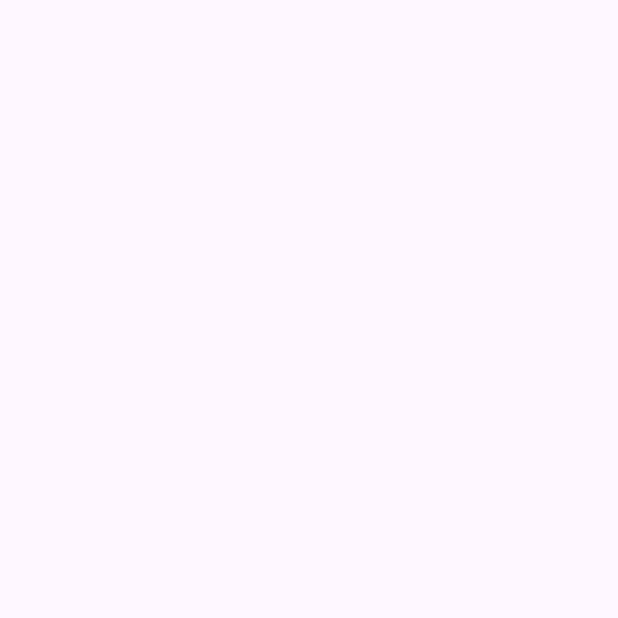
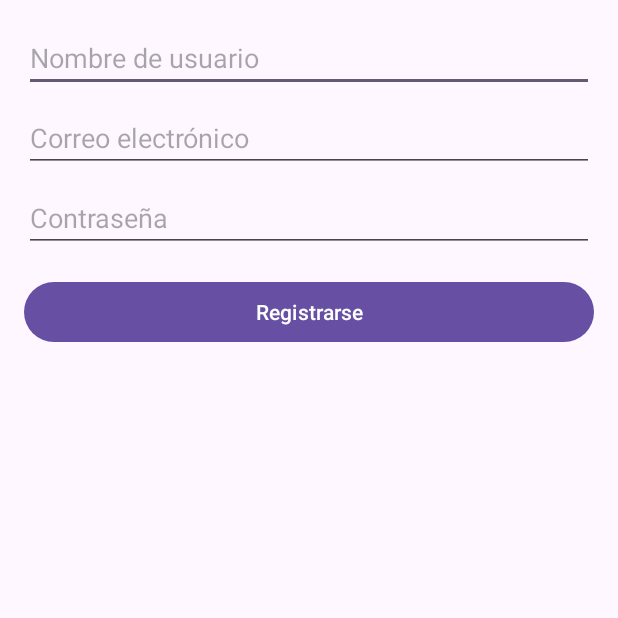
Before and after one commit to unaialberdi22/Reto2DAM3_UAB, an Android app: the screen it shows after launch (MainActivity), on a phone screen of 412 x 824 dp, the top half of it. Before the commit the part shown is empty. Run offline under Robolectric (Android 15) with nearby library versions, the phone set to English and light mode, and no system bars; our stand-ins replace Room's generated code.

Commit message:
Update 29/01/2024

```diff
--- a/AndroidApp/app/src/main/java/com/example/gidari/MainActivity.java
+++ b/AndroidApp/app/src/main/java/com/example/gidari/MainActivity.java
@@ -1,14 +1,100 @@
 package com.example.gidari;
 
+import android.os.Bundle;
+import android.view.View;
+import android.widget.Button;
+import android.widget.EditText;
+import android.widget.Toast;
 import androidx.appcompat.app.AppCompatActivity;
 
-import android.os.Bundle;
+import com.example.gidari.data.ApiService;
+import com.example.gidari.data.AppDatabase;
+import com.example.gidari.data.User;
+
+import retrofit2.Call;
+import retrofit2.Callback;
+import retrofit2.Response;
+import retrofit2.Retrofit;
+import retrofit2.converter.gson.GsonConverterFactory;
 
 public class MainActivity extends AppCompatActivity {
+    private EditText editTextUsername, editTextEmail, editTextPassword;
+    private Button buttonRegister;
+
+    private AppDatabase appDatabase;
+    private ApiService apiService;
 
     @Override
     protected void onCreate(Bundle savedInstanceState) {
         super.onCreate(savedInstanceState);
-        setContentView(R.layout.activity_main);
+        setContentView(R.layout.activity_register);
+
+        // Inicializa los elementos de la interfaz de usuario
+        editTextUsername = findViewById(R.id.editTextUsername);
+        editTextEmail = findViewById(R.id.editTextEmail);
+        editTextPassword = findViewById(R.id.editTextPassword);
+        buttonRegister = findViewById(R.id.buttonRegister);
+
+        // Configura la base de datos Room
+        appDatabase = AppDatabase.getInstance(this);
+
+        // Configura Retrofit
+        Retrofit retrofit = new Retrofit.Builder()
+                .baseUrl("http://10.10.12.205:3000/api/v1/")
+                .addConverterFactory(GsonConverterFactory.create())
+                .build();
+
+        // Crea una instancia de ApiService
+        apiService = retrofit.create(ApiService.class);
+
+        // Configura el listener para el botón de registro
+        buttonRegister.setOnClickListener(new View.OnClickListener() {
+            @Override
+            public void onClick(View view) {
+                // Obtiene los datos del usuario desde los campos de texto
+                String username = editTextUsername.getText().toString();
+                String email = editTextEmail.getText().toString();
+                String password = editTextPassword.getText().toString();
+
+                // Crea un objeto User con los datos del usuario
+                User newUser = new User();
+                newUser.username = username;
+                newUser.email = email;
+                newUser.password = password;
+
+                // Inserta el usuario en la base de datos y realiza la llamada a la API para registrar al usuario
+                registerUser(newUser);
+            }
+        });
+    }
+
+    private void registerUser(User user) {
+        // Realiza la inserción del usuario en la base de datos usando Room
+        new Thread(() -> {
+            appDatabase.userDao().insert(user);
+            runOnUiThread(() -> Toast.makeText(MainActivity.this, "Usuario registrado localmente", Toast.LENGTH_SHORT).show());
+
+            // Realiza la llamada a la API usando Retrofit
+            Call<Void> registerCall = apiService.registerUser(user);
+
+            registerCall.enqueue(new Callback<Void>() {
+                @Override
+                public void onResponse(Call<Void> call, Response<Void> response) {
+                    if (response.isSuccessful()) {
+                        // Usuario registrado con éxito
+                        runOnUiThread(() -> Toast.makeText(MainActivity.this, "Usuario registrado en la API", Toast.LENGTH_SHORT).show());
+                    } else {
+                        // Manejar errores en el registro en la API
+                        runOnUiThread(() -> Toast.makeText(MainActivity.this, "Error al registrar el usuario en la API", Toast.LENGTH_SHORT).show());
+                    }
+                }
+
+                @Override
+                public void onFailure(Call<Void> call, Throwable t) {
+                    // Manejar error de red al registrar el usuario en la API
+                    runOnUiThread(() -> Toast.makeText(MainActivity.this, "Error de red al registrar el usuario en la API", Toast.LENGTH_SHORT).show());
+                }
+            });
+        }).start();
     }
 }
--- /dev/null
+++ b/AndroidApp/app/src/main/java/com/example/gidari/data/ApiService.java
@@ -0,0 +1,17 @@
+package com.example.gidari.data;
+
+import java.util.Map;
+
+import retrofit2.Call;
+import retrofit2.http.Body;
+import retrofit2.http.POST;
+
+public interface ApiService {
+    @POST("registro")
+    Call<Void> registerUser(@Body User user);
+
+    @POST("login")
+    Call<Void> authenticateUser(@Body Map<String, String> credentials);
+
+    // Agrega otras llamadas según tus necesidades
+}
--- /dev/null
+++ b/AndroidApp/app/src/main/java/com/example/gidari/data/AppDatabase.java
@@ -0,0 +1,23 @@
+package com.example.gidari.data;
+
+import android.content.Context;
+
+import androidx.room.Database;
+import androidx.room.Room;
+import androidx.room.RoomDatabase;
+
+@Database(entities = {User.class}, version = 1, exportSchema = false)
+public abstract class AppDatabase extends RoomDatabase {
+    public abstract UserDao userDao();
+
+    private static AppDatabase INSTANCE;
+
+    public static synchronized AppDatabase getInstance(Context context) {
+        if (INSTANCE == null) {
+            INSTANCE = Room.databaseBuilder(context.getApplicationContext(),
+                            AppDatabase.class, "app_database")
+                    .build();
+        }
+        return INSTANCE;
+    }
+}
--- /dev/null
+++ b/AndroidApp/app/src/main/java/com/example/gidari/data/UserDao.java
@@ -0,0 +1,19 @@
+package com.example.gidari.data;
+
+import androidx.room.Dao;
+import androidx.room.Insert;
+import androidx.room.OnConflictStrategy;
+import androidx.room.Query;
+
+import java.util.List;
+
+@Dao
+public interface UserDao {
+    @Insert
+    void insert(User user);
+
+    @Query("SELECT * FROM Usuarios WHERE email = :email LIMIT 1")
+    User findByEmail(String email);
+
+    // Agrega otras consultas según tus necesidades
+}
--- /dev/null
+++ b/AndroidApp/app/src/main/res/layout/activity_register.xml
@@ -0,0 +1,40 @@
+<?xml version="1.0" encoding="utf-8"?>
+<RelativeLayout xmlns:android="http://schemas.android.com/apk/res/android"
+    android:layout_width="match_parent"
+    android:layout_height="match_parent"
+    android:padding="16dp">
+
+    <EditText
+        android:id="@+id/editTextUsername"
+        android:layout_width="match_parent"
+        android:layout_height="wrap_content"
+        android:hint="Nombre de usuario"
+        android:inputType="text"/>
+
+    <EditText
+        android:id="@+id/editTextEmail"
+        android:layout_width="match_parent"
+        android:layout_height="wrap_content"
+        android:layout_below="@id/editTextUsername"
+        android:layout_marginTop="8dp"
+        android:hint="Correo electrónico"
+        android:inputType="textEmailAddress"/>
+
+    <EditText
+        android:id="@+id/editTextPassword"
+        android:layout_width="match_parent"
+        android:layout_height="wrap_content"
+        android:layout_below="@id/editTextEmail"
+        android:layout_marginTop="8dp"
+        android:hint="Contraseña"
+        android:inputType="textPassword"/>
+
+    <Button
+        android:id="@+id/buttonRegister"
+        android:layout_width="match_parent"
+        android:layout_height="wrap_content"
+        android:layout_below="@id/editTextPassword"
+        android:layout_marginTop="16dp"
+        android:text="Registrarse"/>
+
+</RelativeLayout>
```
Also changed, not shown: AndroidApp/app/build.gradle.kts (+16 -2 lines), AndroidApp/app/src/main/AndroidManifest.xml (+1 -7 lines), AndroidApp/app/src/main/java/com/example/gidari/data/User.java (added, +64 -0 lines), AndroidApp/app/src/main/res/layout/activity_login.xml (added, +31 -0 lines), 6 other files.
